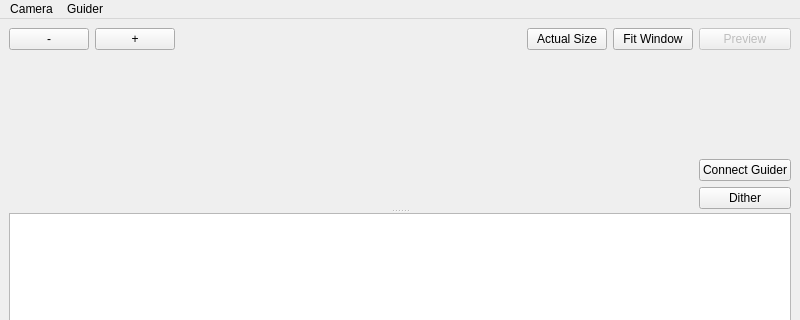
Above: dslr-qt-shooter/ui/dslr_shooter_window.ui from Edlward/GalaxyHunter before the change; both pictures show x 0 to 800 and y 0 to 320 of the 800 by 600 pixel window. Below: the same form after it.
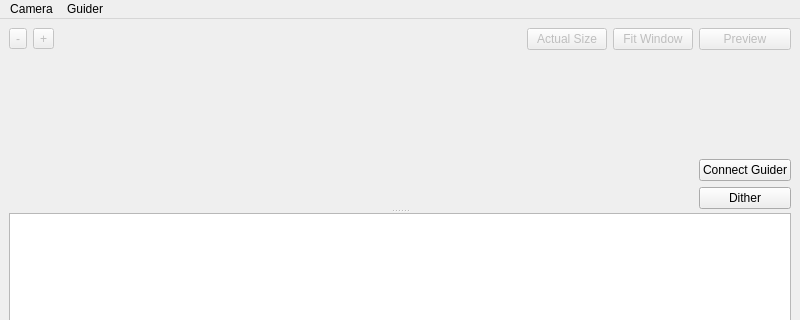
That is the form after the change. Custom widgets are drawn as their Qt base class.

```diff
--- a/dslr-qt-shooter/ui/dslr_shooter_window.ui
+++ b/dslr-qt-shooter/ui/dslr_shooter_window.ui
@@ -25,14 +25,20 @@
         <item row="0" column="0">
          <layout class="QHBoxLayout" name="horizontalLayout_2">
           <item>
-           <widget class="QPushButton" name="zoomOut">
+           <widget class="QToolButton" name="zoomOut">
+            <property name="enabled">
+             <bool>false</bool>
+            </property>
             <property name="text">
              <string>-</string>
             </property>
            </widget>
           </item>
           <item>
-           <widget class="QPushButton" name="zoomIn">
+           <widget class="QToolButton" name="zoomIn">
+            <property name="enabled">
+             <bool>false</bool>
+            </property>
             <property name="text">
              <string>+</string>
             </property>
@@ -53,6 +59,9 @@
           </item>
           <item>
            <widget class="QPushButton" name="zoomActualSize">
+            <property name="enabled">
+             <bool>false</bool>
+            </property>
             <property name="text">
              <string>Actual Size</string>
             </property>
@@ -60,6 +69,9 @@
           </item>
           <item>
            <widget class="QPushButton" name="zoomFit">
+            <property name="enabled">
+             <bool>false</bool>
+            </property>
             <property name="text">
              <string>Fit Window</string>
             </property>
```
Left out of the diff: 2 changed lines with no effect on the pictures.
